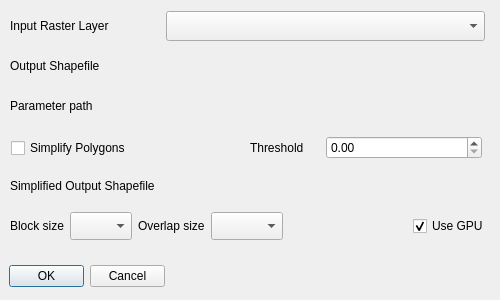
deepbands/buildseg, file buildseg/buildSeg_dialog_base.ui: the form before one commit.
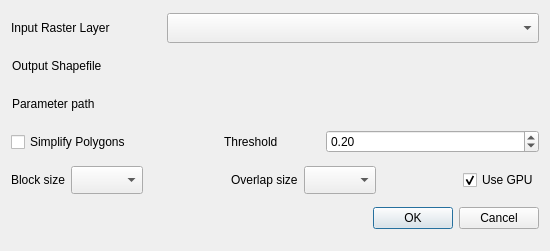
The form after the commit. Custom widgets are drawn as their Qt base class.

```diff
--- a/buildseg/buildSeg_dialog_base.ui
+++ b/buildseg/buildSeg_dialog_base.ui
@@ -6,8 +6,8 @@
    <rect>
     <x>0</x>
     <y>0</y>
-    <width>500</width>
-    <height>300</height>
+    <width>550</width>
+    <height>251</height>
    </rect>
   </property>
   <property name="sizePolicy">
@@ -18,182 +18,21 @@
   </property>
   <property name="minimumSize">
    <size>
-    <width>500</width>
-    <height>300</height>
+    <width>550</width>
+    <height>250</height>
    </size>
   </property>
   <property name="maximumSize">
    <size>
-    <width>500</width>
-    <height>300</height>
+    <width>550</width>
+    <height>251</height>
    </size>
   </property>
   <property name="windowTitle">
    <string>buildSeg</string>
   </property>
-  <widget class="QDialogButtonBox" name="button_box">
-   <property name="geometry">
-    <rect>
-     <x>9</x>
-     <y>261</y>
-     <width>156</width>
-     <height>30</height>
-    </rect>
-   </property>
-   <property name="minimumSize">
-    <size>
-     <width>0</width>
-     <height>30</height>
-    </size>
-   </property>
-   <property name="maximumSize">
-    <size>
-     <width>16777215</width>
-     <height>30</height>
-    </size>
-   </property>
-   <property name="orientation">
-    <enum>Qt::Horizontal</enum>
-   </property>
-   <property name="standardButtons">
-    <set>QDialogButtonBox::Cancel|QDialogButtonBox::Ok</set>
-   </property>
-  </widget>
-  <widget class="QWidget" name="">
-   <property name="geometry">
-    <rect>
-     <x>10</x>
-     <y>210</y>
-     <width>122</width>
-     <height>32</height>
-    </rect>
-   </property>
-   <layout class="QHBoxLayout" name="horizontalLayout_4">
+  <layout class="QVBoxLayout" name="verticalLayout">
     <item>
-     <widget class="QLabel" name="label_3">
-      <property name="minimumSize">
-       <size>
-        <width>0</width>
-        <height>30</height>
-       </size>
-      </property>
-      <property name="maximumSize">
-       <size>
-        <width>16777215</width>
-        <height>30</height>
-       </size>
-      </property>
-      <property name="text">
-       <string>Block size</string>
-      </property>
-     </widget>
-    </item>
-    <item>
-     <widget class="QComboBox" name="cbxBlock">
-      <property name="minimumSize">
-       <size>
-        <width>0</width>
-        <height>28</height>
-       </size>
-      </property>
-      <property name="maximumSize">
-       <size>
-        <width>16777215</width>
-        <height>28</height>
-       </size>
-      </property>
-      <property name="currentText">
-       <string/>
-      </property>
-      <property name="currentIndex">
-       <number>-1</number>
-      </property>
-     </widget>
-    </item>
-   </layout>
-  </widget>
-  <widget class="QWidget" name="">
-   <property name="geometry">
-    <rect>
-     <x>138</x>
-     <y>210</y>
-     <width>351</width>
-     <height>32</height>
-    </rect>
-   </property>
-   <layout class="QHBoxLayout" name="horizontalLayout_3">
-    <item>
-     <widget class="QLabel" name="label_4">
-      <property name="text">
-       <string>Overlap size</string>
-      </property>
-     </widget>
-    </item>
-    <item>
-     <widget class="QComboBox" name="cbxOverlap">
-      <property name="minimumSize">
-       <size>
-        <width>0</width>
-        <height>28</height>
-       </size>
-      </property>
-      <property name="maximumSize">
-       <size>
-        <width>16777215</width>
-        <height>28</height>
-       </size>
-      </property>
-      <property name="currentText">
-       <string/>
-      </property>
-     </widget>
-    </item>
-    <item>
-     <spacer name="horizontalSpacer">
-      <property name="orientation">
-       <enum>Qt::Horizontal</enum>
-      </property>
-      <property name="sizeHint" stdset="0">
-       <size>
-        <width>20</width>
-        <height>20</height>
-       </size>
-      </property>
-     </spacer>
-    </item>
-    <item>
-     <widget class="QCheckBox" name="ccbGPU">
-      <property name="minimumSize">
-       <size>
-        <width>0</width>
-        <height>30</height>
-       </size>
-      </property>
-      <property name="maximumSize">
-       <size>
-        <width>16777215</width>
-        <height>30</height>
-       </size>
-      </property>
-      <property name="text">
-       <string>Use GPU</string>
-      </property>
-      <property name="checked">
-       <bool>true</bool>
-      </property>
-     </widget>
-    </item>
-   </layout>
-  </widget>
-  <widget class="QWidget" name="">
-   <property name="geometry">
-    <rect>
-     <x>10</x>
-     <y>10</y>
-     <width>475</width>
-     <height>32</height>
-    </rect>
-   </property>
    <layout class="QHBoxLayout" name="horizontalLayout">
     <item>
      <widget class="QLabel" name="label">
@@ -237,16 +76,8 @@
      </widget>
     </item>
    </layout>
-  </widget>
-  <widget class="QWidget" name="">
-   <property name="geometry">
-    <rect>
-     <x>10</x>
-     <y>50</y>
-     <width>477</width>
-     <height>32</height>
-    </rect>
-   </property>
+   </item>
+   <item>
    <layout class="QHBoxLayout" name="horizontalLayout_2">
     <item>
      <widget class="QLabel" name="label_2">
@@ -271,13 +102,13 @@
      <widget class="QgsFileWidget" name="mQfwShape">
       <property name="minimumSize">
        <size>
-        <width>319</width>
+         <width>369</width>
         <height>30</height>
        </size>
       </property>
       <property name="maximumSize">
        <size>
-        <width>319</width>
+         <width>369</width>
         <height>30</height>
        </size>
       </property>
@@ -287,16 +118,8 @@
      </widget>
     </item>
    </layout>
-  </widget>
-  <widget class="QWidget" name="">
-   <property name="geometry">
-    <rect>
-     <x>10</x>
-     <y>90</y>
-     <width>477</width>
-     <height>32</height>
-    </rect>
-   </property>
+   </item>
+   <item>
    <layout class="QHBoxLayout" name="horizontalLayout_5">
     <item>
      <widget class="QLabel" name="lblParams">
@@ -321,82 +144,36 @@
      <widget class="QgsFileWidget" name="mQfwParams">
       <property name="minimumSize">
        <size>
-        <width>319</width>
+         <width>369</width>
         <height>30</height>
        </size>
       </property>
       <property name="maximumSize">
        <size>
-        <width>319</width>
+         <width>369</width>
         <height>30</height>
        </size>
       </property>
      </widget>
     </item>
    </layout>
-  </widget>
-  <widget class="QWidget" name="">
-   <property name="geometry">
-    <rect>
-     <x>10</x>
-     <y>170</y>
-     <width>477</width>
-     <height>32</height>
-    </rect>
-   </property>
-   <layout class="QHBoxLayout" name="horizontalLayout_8">
-    <item>
-     <widget class="QLabel" name="label_5">
-      <property name="minimumSize">
-       <size>
-        <width>150</width>
-        <height>30</height>
-       </size>
-      </property>
-      <property name="maximumSize">
-       <size>
-        <width>150</width>
-        <height>30</height>
-       </size>
-      </property>
-      <property name="text">
-       <string>Simplified Output Shapefile</string>
-      </property>
-     </widget>
     </item>
     <item>
-     <widget class="QgsFileWidget" name="mQfwSimplify">
-      <property name="minimumSize">
-       <size>
-        <width>319</width>
-        <height>30</height>
-       </size>
-      </property>
-      <property name="maximumSize">
-       <size>
-        <width>319</width>
-        <height>30</height>
-       </size>
-      </property>
-      <property name="storageMode">
-       <enum>QgsFileWidget::SaveFile</enum>
-      </property>
-     </widget>
-    </item>
-   </layout>
-  </widget>
-  <widget class="QWidget" name="">
-   <property name="geometry">
-    <rect>
-     <x>11</x>
-     <y>131</y>
-     <width>471</width>
-     <height>34</height>
-    </rect>
-   </property>
    <layout class="QHBoxLayout" name="horizontalLayout_7">
     <item>
      <widget class="QCheckBox" name="simplifyPolygs">
+       <property name="minimumSize">
+        <size>
+         <width>207</width>
+         <height>0</height>
+        </size>
+       </property>
+       <property name="maximumSize">
+        <size>
+         <width>207</width>
+         <height>16777215</height>
+        </size>
+       </property>
       <property name="text">
        <string>Simplify Polygons</string>
       </property>
@@ -408,13 +185,13 @@
        <widget class="QLabel" name="label_6">
         <property name="minimumSize">
          <size>
-          <width>70</width>
+           <width>96</width>
           <height>30</height>
          </size>
         </property>
         <property name="maximumSize">
          <size>
-          <width>70</width>
+           <width>96</width>
           <height>30</height>
          </size>
         </property>
@@ -424,12 +201,187 @@
        </widget>
       </item>
       <item>
-       <widget class="QgsDoubleSpinBox" name="mQgsDoubleSpinBox"/>
+        <widget class="QgsDoubleSpinBox" name="mQgsDoubleSpinBox">
+         <property name="maximum">
+          <double>100.000000000000000</double>
+         </property>
+         <property name="singleStep">
+          <double>0.010000000000000</double>
+         </property>
+         <property name="stepType">
+          <enum>QAbstractSpinBox::DefaultStepType</enum>
+         </property>
+         <property name="value">
+          <double>0.200000000000000</double>
+         </property>
+        </widget>
       </item>
      </layout>
     </item>
    </layout>
-  </widget>
+   </item>
+   <item>
+    <layout class="QHBoxLayout" name="horizontalLayout_9">
+     <item>
+      <layout class="QHBoxLayout" name="horizontalLayout_4">
+       <item>
+        <widget class="QLabel" name="label_3">
+         <property name="minimumSize">
+          <size>
+           <width>0</width>
+           <height>30</height>
+          </size>
+         </property>
+         <property name="maximumSize">
+          <size>
+           <width>16777215</width>
+           <height>30</height>
+          </size>
+         </property>
+         <property name="text">
+          <string>Block size</string>
+         </property>
+        </widget>
+       </item>
+       <item>
+        <widget class="QComboBox" name="cbxBlock">
+         <property name="minimumSize">
+          <size>
+           <width>0</width>
+           <height>28</height>
+          </size>
+         </property>
+         <property name="maximumSize">
+          <size>
+           <width>16777215</width>
+           <height>28</height>
+          </size>
+         </property>
+         <property name="currentText">
+          <string/>
+         </property>
+         <property name="currentIndex">
+          <number>-1</number>
+         </property>
+        </widget>
+       </item>
+      </layout>
+     </item>
+     <item>
+      <spacer name="horizontalSpacer_2">
+       <property name="orientation">
+        <enum>Qt::Horizontal</enum>
+       </property>
+       <property name="sizeHint" stdset="0">
+        <size>
+         <width>20</width>
+         <height>20</height>
+        </size>
+       </property>
+      </spacer>
+     </item>
+     <item>
+      <layout class="QHBoxLayout" name="horizontalLayout_3">
+       <item>
+        <widget class="QLabel" name="label_4">
+         <property name="minimumSize">
+          <size>
+           <width>0</width>
+           <height>30</height>
+          </size>
+         </property>
+         <property name="maximumSize">
+          <size>
+           <width>16777215</width>
+           <height>30</height>
+          </size>
+         </property>
+         <property name="text">
+          <string>Overlap size</string>
+         </property>
+        </widget>
+       </item>
+       <item>
+        <widget class="QComboBox" name="cbxOverlap">
+         <property name="minimumSize">
+          <size>
+           <width>0</width>
+           <height>28</height>
+          </size>
+         </property>
+         <property name="maximumSize">
+          <size>
+           <width>16777215</width>
+           <height>28</height>
+          </size>
+         </property>
+         <property name="currentText">
+          <string/>
+         </property>
+        </widget>
+       </item>
+      </layout>
+     </item>
+     <item>
+      <spacer name="horizontalSpacer">
+       <property name="orientation">
+        <enum>Qt::Horizontal</enum>
+       </property>
+       <property name="sizeHint" stdset="0">
+        <size>
+         <width>20</width>
+         <height>20</height>
+        </size>
+       </property>
+      </spacer>
+     </item>
+     <item>
+      <widget class="QCheckBox" name="ccbGPU">
+       <property name="minimumSize">
+        <size>
+         <width>0</width>
+         <height>30</height>
+        </size>
+       </property>
+       <property name="maximumSize">
+        <size>
+         <width>16777215</width>
+         <height>30</height>
+        </size>
+       </property>
+       <property name="text">
+        <string>Use GPU</string>
+       </property>
+       <property name="checked">
+        <bool>true</bool>
+       </property>
+      </widget>
+     </item>
+    </layout>
+   </item>
+   <item>
+    <widget class="QDialogButtonBox" name="button_box">
+     <property name="minimumSize">
+      <size>
+       <width>0</width>
+       <height>30</height>
+      </size>
+     </property>
+     <property name="maximumSize">
+      <size>
+       <width>16777215</width>
+       <height>30</height>
+      </size>
+     </property>
+     <property name="orientation">
+      <enum>Qt::Horizontal</enum>
+     </property>
+     <property name="standardButtons">
+      <set>QDialogButtonBox::Cancel|QDialogButtonBox::Ok</set>
+     </property>
+    </widget>
+   </item>
+  </layout>
  </widget>
  <customwidgets>
   <customwidget>
```
Left out of the diff: 2 changed lines with no effect on the pictures. Lines whose indentation alone changed are shown as unchanged.
